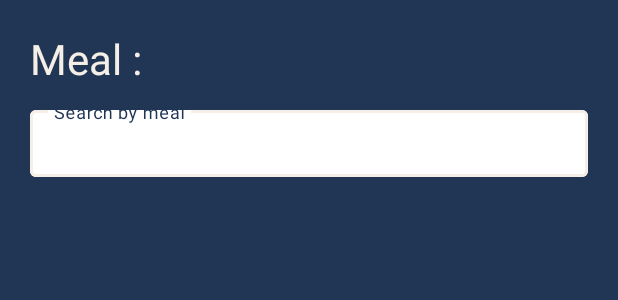
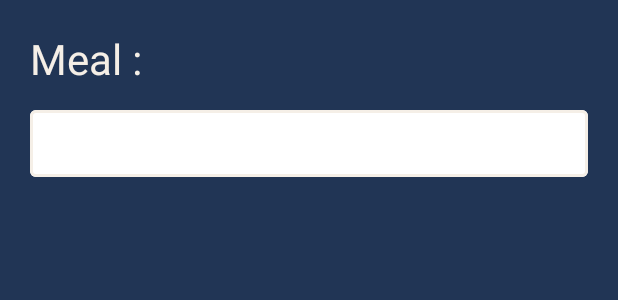
Before and after one commit to MarioAbdelMaseeh/Food-Planner-App, an Android app: the layout fragment_meals.xml on its own in the app's theme, with its tools: preview values and no code run, on a phone screen of 412 x 824 dp. Shown: the top 300 px of the screen. Run offline under Robolectric (Android 15) with nearby library versions, the phone set to English and light mode, and no system bars.

Commit message:
solved bugs

```diff
--- a/MyChef/app/src/main/java/com/mario/mychef/ui/meals/views/MealsFragment.java
+++ b/MyChef/app/src/main/java/com/mario/mychef/ui/meals/views/MealsFragment.java
@@ -10,6 +10,7 @@ import androidx.recyclerview.widget.RecyclerView;
 import android.view.LayoutInflater;
 import android.view.View;
 import android.view.ViewGroup;
+import android.widget.TextView;
 
 import com.google.android.material.snackbar.Snackbar;
 import com.google.android.material.textfield.TextInputEditText;
@@ -28,6 +29,7 @@ import java.util.List;
 
 public class MealsFragment extends Fragment implements MealsContract.MealsView {
     private TextInputEditText searchEditText;
+    private TextView searchType;
     private RecyclerView recyclerView;
     private MealsAdapter mealsAdapter;
     private MealsContract.MealsPresenter mealsPresenter;
@@ -50,6 +52,10 @@ public class MealsFragment extends Fragment implements MealsContract.MealsView {
         MealsFragmentArgs args = MealsFragmentArgs.fromBundle(getArguments());
         String type = args.getType();
         String name = args.getName();
+        searchEditText = view.findViewById(R.id.searchEditText);
+        searchEditText.setHint("Search by meal name");
+        searchType = view.findViewById(R.id.searchType);
+        searchType.setText(name + " Meals :");
         mealsPresenter = new MealsPresenterImpl(MealsRepoImpl.getInstance(MealsRemoteDataSourceImpl.getInstance(), MealsLocalDataSourceImpl.getInstance(this.getContext())), this);
         mealsPresenter.getMeals(type, name);
         recyclerView = view.findViewById(R.id.mealsRecycleView);
--- a/MyChef/app/src/main/java/com/mario/mychef/ui/search/views/SearchFragment.java
+++ b/MyChef/app/src/main/java/com/mario/mychef/ui/search/views/SearchFragment.java
@@ -136,7 +136,6 @@ public class SearchFragment extends Fragment implements SearchContract.SearchVie
     }
     @Override
     public void showCategories(List<CategoriesResponse.CategoriesDTO> categories) {
-        Log.d("TAG", "Categories received: " + categories.size());
         categoryAdapter.setCategoriesDTOList(categories);
         categoryRecyclerView.setAdapter(categoryAdapter);
     }
--- a/MyChef/app/src/main/res/layout/fragment_meals.xml
+++ b/MyChef/app/src/main/res/layout/fragment_meals.xml
@@ -6,7 +6,6 @@
     android:layout_width="match_parent"
     android:layout_height="match_parent"
     tools:context=".ui.meals.views.MealsFragment"
-    android:padding="20dp"
     android:background="@color/primary">
 <TextView
     android:id="@+id/searchType"
@@ -17,6 +16,8 @@
     android:textSize="28sp"
     app:layout_constraintStart_toStartOf="parent"
     app:layout_constraintTop_toTopOf="parent"
+    android:layout_marginStart="20dp"
+    android:layout_marginTop="20dp"
     />
     <com.google.android.material.textfield.TextInputLayout
         android:id="@+id/search_text_field"
@@ -24,11 +25,10 @@
         android:layout_height="50dp"
         android:layout_marginTop="10dp"
         app:boxBackgroundMode="outline"
-
+        android:layout_marginStart="20dp"
+        android:layout_marginEnd="20dp"
         app:boxStrokeColor="@color/second_secondary"
         app:boxBackgroundColor="@color/white"
-        app:hintEnabled="true"
-        android:hint="@string/search_by_meal"
         app:layout_constraintStart_toStartOf="parent"
         app:layout_constraintEnd_toEndOf="parent"
         app:layout_constraintTop_toBottomOf="@id/searchType">
@@ -47,12 +47,14 @@
     <androidx.recyclerview.widget.RecyclerView
         android:id="@+id/mealsRecycleView"
         android:layout_width="match_parent"
-        android:layout_height="wrap_content"
+        android:layout_height="0dp"
         android:layout_marginTop="20dp"
-        app:layoutManager="androidx.recyclerview.widget.GridLayoutManager"
+        app:layoutManager="androidx.recyclerview.widget.LinearLayoutManager"
         app:layout_constraintEnd_toEndOf="parent"
         app:layout_constraintStart_toStartOf="parent"
-        app:layout_constraintTop_toBottomOf="@id/search_text_field" />
+        app:layout_constraintTop_toBottomOf="@id/search_text_field"
+        app:layout_constraintBottom_toBottomOf="parent"
+        android:layout_marginBottom="20dp"/>
 
 
 </androidx.constraintlayout.widget.ConstraintLayout>
--- a/MyChef/app/src/main/res/layout/meal_card.xml
+++ b/MyChef/app/src/main/res/layout/meal_card.xml
@@ -2,8 +2,8 @@
 
 <androidx.constraintlayout.widget.ConstraintLayout xmlns:android="http://schemas.android.com/apk/res/android"
     xmlns:app="http://schemas.android.com/apk/res-auto"
-    android:layout_width="match_parent"
-    android:layout_height="match_parent"
+    android:layout_width="wrap_content"
+    android:layout_height="wrap_content"
     android:paddingHorizontal="20dp"
     android:paddingVertical="10dp">
 
```
Also changed, not shown: MyChef/app/src/main/java/com/mario/mychef/ui/search/presenter/SearchPresenterImpl.java (+12 -0 lines).
